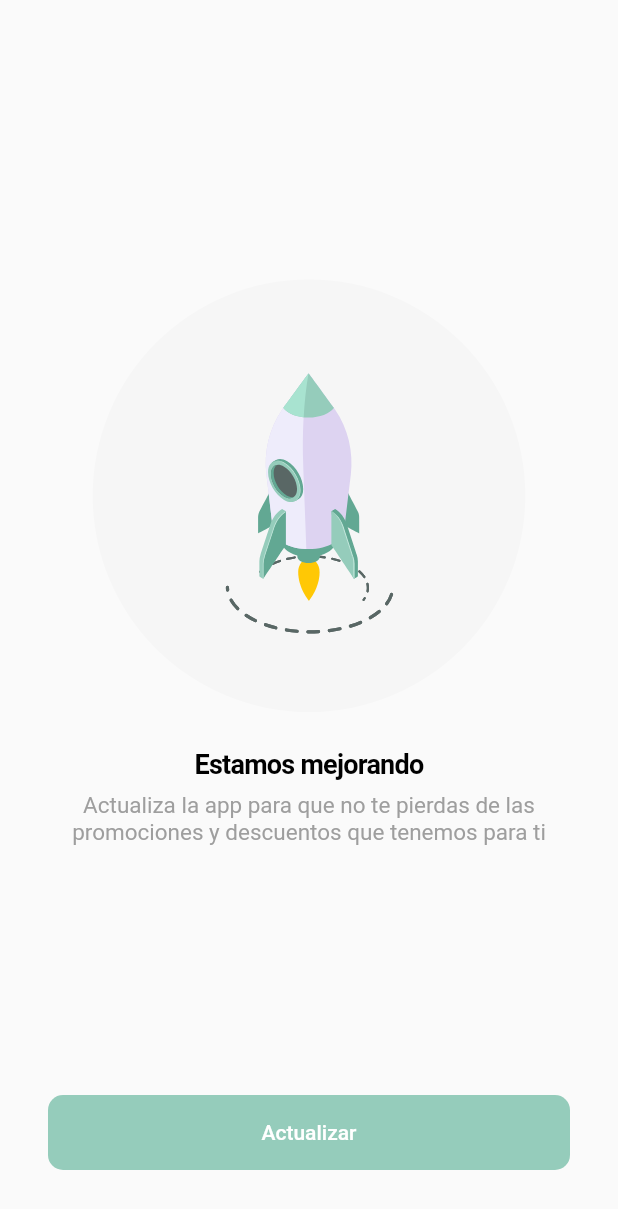
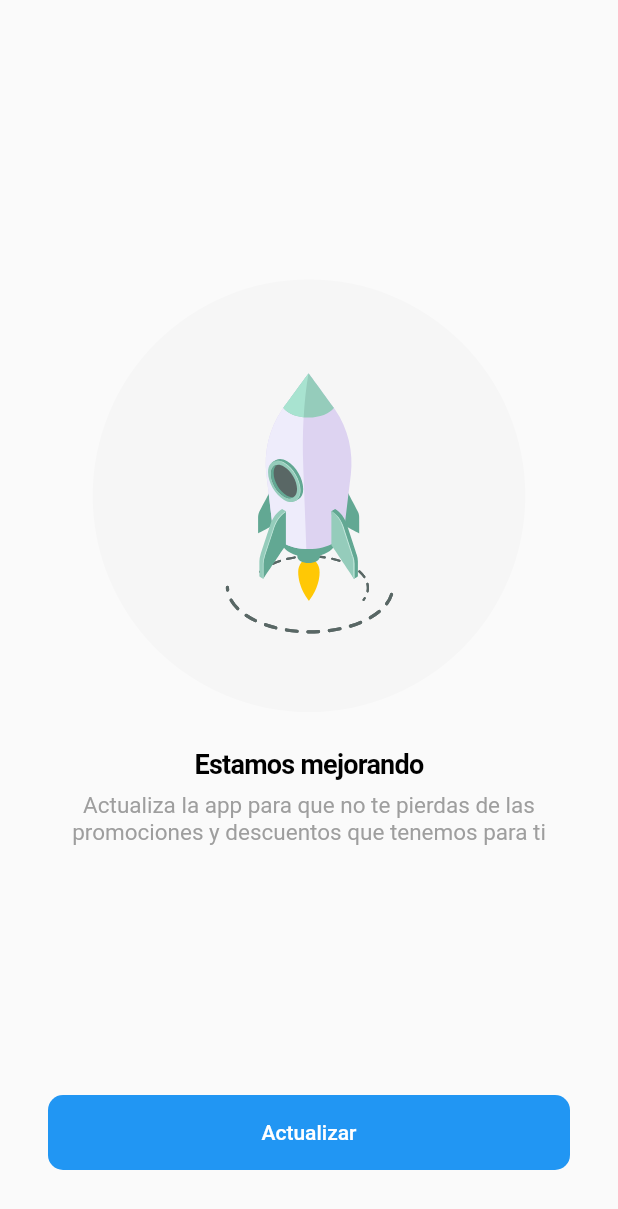
Before and after one commit to Freyien/healthy_app, a Flutter app: the AppUpdatePage screen opened directly with empty values, on a phone screen of 412 x 824 dp. Shown: the top 1209 px of the screen. Run offline on Flutter 3.47's test engine with Material 2 defaults, Android fonts, the phone set to English and light mode, and no system bars; drawn by our look-alikes of loader_overlay; our stand-ins replace bloc, bot_toast, cloud_firestore, cloud_functions, device_info_plus, equatable and 13 more; missing offline and left inert: app_settings; accounts and stored records are empty; generated files the repository leaves out were written again.

Commit message:
Add theme color

```diff
--- a/lib/core/ui/constants/app_colors.dart
+++ b/lib/core/ui/constants/app_colors.dart
@@ -100,7 +100,7 @@ class AppColors extends ThemeExtension<AppColors> {
 class DefaultColors {
   DefaultColors();
 
-  static const Color primary = Color(0xff95CCBB);
+  static const Color primary = Colors.blue;
   static const Color darkCharcoal = Color(0xff333333);
   static const Color flashWhite = Color(0xfff0f0f0);
   static const Color borderBold = Color(0xffCCCCCC);
```
